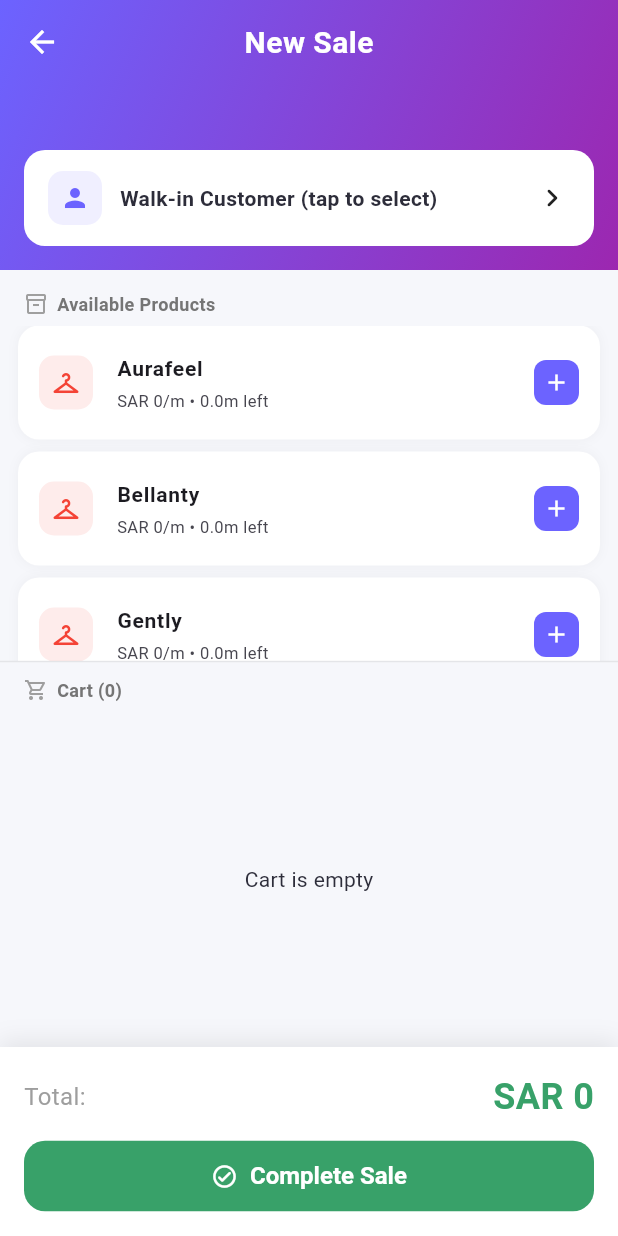
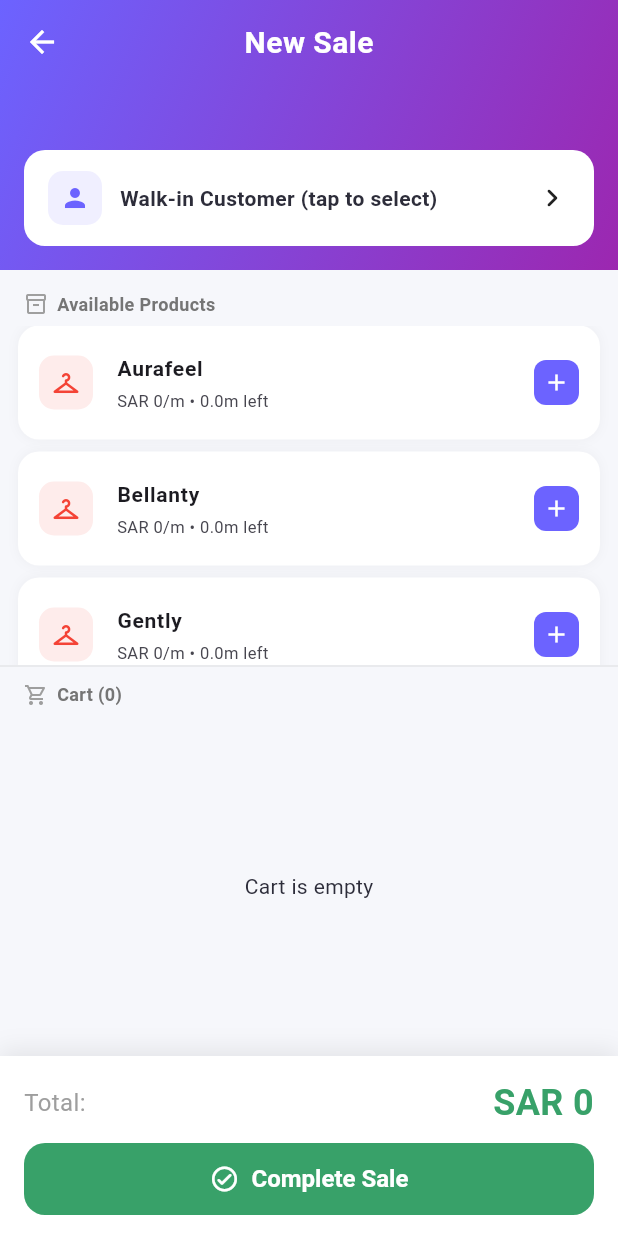
Before and after one commit to UsmanShahid808/al_musarmon, a Flutter app: the screen it shows after launch, scrolled down 305 dp, after a tap on "New Sale", on a phone screen of 412 x 824 dp. Run offline on Flutter 3.47's test engine with Material 3 defaults, Android fonts, the light colour scheme and no system bars; our stand-ins replace file_picker, flutter_contacts, pdf, printing, share_plus, sqflite; accounts and stored records are empty.

Commit message:
Fixed contacts crash, Arabic spelling, and responsiveness issues

```diff
--- a/lib/screens/customers/customer_list_screen.dart
+++ b/lib/screens/customers/customer_list_screen.dart
@@ -81,7 +81,7 @@ class _CustomerListScreenState extends State<CustomerListScreen> {
               child: filteredCustomers.isEmpty
                   ? const Center(child: Text('No customers found'))
                   : ListView.builder(
-                      padding: const EdgeInsets.all(14),
+                      padding: const EdgeInsets.fromLTRB(14, 14, 14, 90),
                       itemCount: filteredCustomers.length,
                       itemBuilder: (context, index) {
                         Customer c = filteredCustomers[index];
--- a/lib/screens/orders/order_list_screen.dart
+++ b/lib/screens/orders/order_list_screen.dart
@@ -86,7 +86,7 @@ class _OrderListScreenState extends State<OrderListScreen> {
             'طلبك (${order.itemDescription}) جاهز الآن.\n'
             'المبلغ المتبقي: ${order.remainingAmount.toStringAsFixed(0)} ريال سعودي\n'
             'يرجى التكرم بالحضور لاستلامه.\n'
-            'شكراً لتعاملكم معنا - المسرمون';
+             'شكراً لتعاملكم معنا - المسارون';
         await WhatsAppHelper.sendMessage(context, customer.phone, message);
       }
     }
@@ -175,7 +175,6 @@ class _OrderListScreenState extends State<OrderListScreen> {
         ),
       );
 
-      // Delivery ke baad receipt bhejne ka option
       bool? sendReceipt = await showDialog<bool>(
         context: context,
         builder: (context) => AlertDialog(
@@ -286,7 +285,7 @@ class _OrderListScreenState extends State<OrderListScreen> {
               child: orders.isEmpty
                   ? const Center(child: Text('No orders yet'))
                   : ListView.builder(
-                      padding: const EdgeInsets.all(14),
+                      padding: const EdgeInsets.fromLTRB(14, 14, 14, 90),
                       itemCount: orders.length,
                       itemBuilder: (context, index) {
                         OrderModel o = orders[index];
--- a/lib/screens/products/product_list_screen.dart
+++ b/lib/screens/products/product_list_screen.dart
@@ -107,7 +107,7 @@ class _ProductListScreenState extends State<ProductListScreen> {
               child: filteredProducts.isEmpty
                   ? const Center(child: Text('No products found'))
                   : ListView.builder(
-                      padding: const EdgeInsets.all(14),
+                      padding: const EdgeInsets.fromLTRB(14, 14, 14, 90),
                       itemCount: filteredProducts.length,
                       itemBuilder: (context, index) {
                         Product p = filteredProducts[index];
--- a/lib/screens/sales/new_sale_screen.dart
+++ b/lib/screens/sales/new_sale_screen.dart
@@ -308,6 +308,8 @@ class _NewSaleScreenState extends State<NewSaleScreen> {
   @override
   Widget build(BuildContext context) {
     final isDark = Theme.of(context).brightness == Brightness.dark;
+    final screenWidth = MediaQuery.of(context).size.width;
+    final isSmallScreen = screenWidth < 360;
 
     return Scaffold(
       extendBodyBehindAppBar: true,
@@ -362,6 +364,7 @@ class _NewSaleScreenState extends State<NewSaleScreen> {
                       child: Text(
                         selectedCustomer?.name ?? 'Walk-in Customer (tap to select)',
                         style: const TextStyle(fontWeight: FontWeight.w600),
+                        overflow: TextOverflow.ellipsis,
                       ),
                     ),
                     const Icon(Icons.chevron_right_rounded),
@@ -416,10 +419,11 @@ class _NewSaleScreenState extends State<NewSaleScreen> {
                                     child: Icon(Icons.checkroom_rounded,
                                         color: lowStock ? Colors.red : const Color(0xFF6C63FF), size: 20),
                                   ),
-                                  title: Text(p.name, style: const TextStyle(fontWeight: FontWeight.w600, fontSize: 14)),
+                                  title: Text(p.name, style: const TextStyle(fontWeight: FontWeight.w600, fontSize: 14), overflow: TextOverflow.ellipsis),
                                   subtitle: Text(
                                     'SAR ${p.salePrice.toStringAsFixed(0)}/m • ${p.quantity.toStringAsFixed(1)}m left',
                                     style: const TextStyle(fontSize: 11),
+                                    overflow: TextOverflow.ellipsis,
                                   ),
                                   trailing: Container(
                                     padding: const EdgeInsets.all(6),
@@ -476,15 +480,18 @@ class _NewSaleScreenState extends State<NewSaleScreen> {
                                     ),
                                     child: const Icon(Icons.check_circle_outline_rounded, color: Color(0xFF38A169), size: 20),
                                   ),
-                                  title: Text(item.productName, style: const TextStyle(fontWeight: FontWeight.w600, fontSize: 14)),
+                                  title: Text(item.productName, style: const TextStyle(fontWeight: FontWeight.w600, fontSize: 14), overflow: TextOverflow.ellipsis),
                                   subtitle: Text('${item.quantity.toStringAsFixed(2)}m × SAR ${item.price.toStringAsFixed(0)}',
                                       style: const TextStyle(fontSize: 11)),
                                   trailing: Row(
                                     mainAxisSize: MainAxisSize.min,
                                     children: [
-                                      Text(
-                                        'SAR ${(item.quantity * item.price).toStringAsFixed(0)}',
-                                        style: const TextStyle(fontWeight: FontWeight.bold, fontSize: 13),
+                                      Flexible(
+                                        child: Text(
+                                          'SAR ${(item.quantity * item.price).toStringAsFixed(0)}',
+                                          style: const TextStyle(fontWeight: FontWeight.bold, fontSize: 13),
+                                          overflow: TextOverflow.ellipsis,
+                                        ),
                                       ),
                                       IconButton(
                                         icon: const Icon(Icons.close_rounded, color: Colors.red, size: 18),
@@ -503,7 +510,7 @@ class _NewSaleScreenState extends State<NewSaleScreen> {
                   ),
 
                   Container(
-                    padding: const EdgeInsets.all(16),
+                    padding: EdgeInsets.fromLTRB(16, 14, 16, 14 + MediaQuery.of(context).padding.bottom),
                     decoration: BoxDecoration(
                       color: isDark ? const Color(0xFF1E1E2C) : Colors.white,
                       boxShadow: [
@@ -515,28 +522,42 @@ class _NewSaleScreenState extends State<NewSaleScreen> {
                       ],
                     ),
                     child: Column(
+                      mainAxisSize: MainAxisSize.min,
                       children: [
                         Row(
                           mainAxisAlignment: MainAxisAlignment.spaceBetween,
                           children: [
-                            const Text('Total:', style: TextStyle(fontSize: 16, color: Colors.grey)),
-                            Text(
-                              'SAR ${totalAmount.toStringAsFixed(0)}',
-                              style: const TextStyle(fontSize: 24, fontWeight: FontWeight.bold, color: Color(0xFF38A169)),
+                            Text('Total:', style: TextStyle(fontSize: isSmallScreen ? 14 : 16, color: Colors.grey)),
+                            Flexible(
+                              child: Text(
+                                'SAR ${totalAmount.toStringAsFixed(0)}',
+                                style: TextStyle(fontSize: isSmallScreen ? 20 : 24, fontWeight: FontWeight.bold, color: const Color(0xFF38A169)),
+                                overflow: TextOverflow.ellipsis,
+                                textAlign: TextAlign.right,
+                              ),
                             ),
                           ],
                         ),
-                        const SizedBox(height: 12),
+                        const SizedBox(height: 10),
                         SizedBox(
                           width: double.infinity,
-                          child: ElevatedButton.icon(
+                          child: ElevatedButton(
                             onPressed: completeSale,
-                            icon: const Icon(Icons.check_circle_outline_rounded),
-                            label: const Text('Complete Sale', style: TextStyle(fontSize: 16)),
                             style: ElevatedButton.styleFrom(
                               backgroundColor: const Color(0xFF38A169),
                               foregroundColor: Colors.white,
-                              padding: const EdgeInsets.symmetric(vertical: 14),
+                              padding: EdgeInsets.symmetric(vertical: isSmallScreen ? 12 : 14),
+                            ),
+                            child: FittedBox(
+                              fit: BoxFit.scaleDown,
+                              child: Row(
+                                mainAxisSize: MainAxisSize.min,
+                                children: [
+                                  const Icon(Icons.check_circle_outline_rounded, size: 20),
+                                  const SizedBox(width: 8),
+                                  Text('Complete Sale', style: TextStyle(fontSize: isSmallScreen ? 14 : 16)),
+                                ],
+                              ),
                             ),
                           ),
                         ),
--- a/lib/screens/sales/sale_detail_screen.dart
+++ b/lib/screens/sales/sale_detail_screen.dart
@@ -1,6 +1,7 @@
 import 'package:flutter/material.dart';
 import '../../models/sale_model.dart';
 import '../../db/db_helper.dart';
+import '../../utils/receipt_helper.dart';
 
 class SaleDetailScreen extends StatefulWidget {
   final Sale sale;
@@ -32,10 +33,11 @@ class _SaleDetailScreenState extends State<SaleDetailScreen> {
   @override
   Widget build(BuildContext context) {
     final isDark = Theme.of(context).brightness == Brightness.dark;
+    int displayNumber = ReceiptHelper.displayNumber(widget.sale.id!);
 
     return Scaffold(
       appBar: AppBar(
-        title: Text('Sale #${widget.sale.id}'),
+        title: Text('Sale #$displayNumber'),
       ),
       body: isLoading
           ? const Center(child: CircularProgressIndicator())
--- a/lib/screens/sales/sales_history_screen.dart
+++ b/lib/screens/sales/sales_history_screen.dart
@@ -1,6 +1,7 @@
 import 'package:flutter/material.dart';
 import '../../models/sale_model.dart';
 import '../../db/db_helper.dart';
+import '../../utils/receipt_helper.dart';
 import 'sale_detail_screen.dart';
 
 class SalesHistoryScreen extends StatefulWidget {
@@ -56,6 +57,7 @@ class _SalesHistoryScreenState extends State<SalesHistoryScreen> {
                       itemCount: sales.length,
                       itemBuilder: (context, index) {
                         Sale s = sales[index];
+                        int displayNumber = ReceiptHelper.displayNumber(s.id!);
                         return Container(
                           margin: const EdgeInsets.only(bottom: 12),
                           decoration: BoxDecoration(
@@ -72,7 +74,7 @@ class _SalesHistoryScreenState extends State<SalesHistoryScreen> {
                               child: const Icon(Icons.receipt_long_rounded, color: Color(0xFF38A169)),
                             ),
                             title: Text('SAR ${s.totalAmount.toStringAsFixed(0)}', style: const TextStyle(fontWeight: FontWeight.w700, fontSize: 16)),
-                            subtitle: Text(s.date, style: const TextStyle(fontSize: 12)),
+                            subtitle: Text('#$displayNumber • ${s.date}', style: const TextStyle(fontSize: 12)),
                             trailing: const Icon(Icons.chevron_right_rounded),
                             onTap: () {
                               Navigator.push(context, MaterialPageRoute(builder: (context) => SaleDetailScreen(sale: s)));
--- a/lib/screens/suppliers/supplier_list_screen.dart
+++ b/lib/screens/suppliers/supplier_list_screen.dart
@@ -81,7 +81,7 @@ class _SupplierListScreenState extends State<SupplierListScreen> {
               child: filteredSuppliers.isEmpty
                   ? const Center(child: Text('No suppliers found'))
                   : ListView.builder(
-                      padding: const EdgeInsets.all(14),
+                      padding: const EdgeInsets.fromLTRB(14, 14, 14, 90),
                       itemCount: filteredSuppliers.length,
                       itemBuilder: (context, index) {
                         Supplier s = filteredSuppliers[index];
--- a/lib/screens/workers/worker_list_screen.dart
+++ b/lib/screens/workers/worker_list_screen.dart
@@ -79,7 +79,7 @@ class _WorkerListScreenState extends State<WorkerListScreen> {
               child: filteredWorkers.isEmpty
                   ? const Center(child: Text('No workers found'))
                   : ListView.builder(
-                      padding: const EdgeInsets.all(14),
+                      padding: const EdgeInsets.fromLTRB(14, 14, 14, 90),
                       itemCount: filteredWorkers.length,
                       itemBuilder: (context, index) {
                         Worker w = filteredWorkers[index];
```
Also changed, not shown: lib/screens/customers/add_customer_screen.dart (+18 -3 lines), lib/screens/products/add_product_screen.dart (+32 -1 lines), lib/screens/reports/dashboard_screen.dart (+83 -20 lines), lib/utils/receipt_helper.dart (+10 -8 lines), 4 other files.
